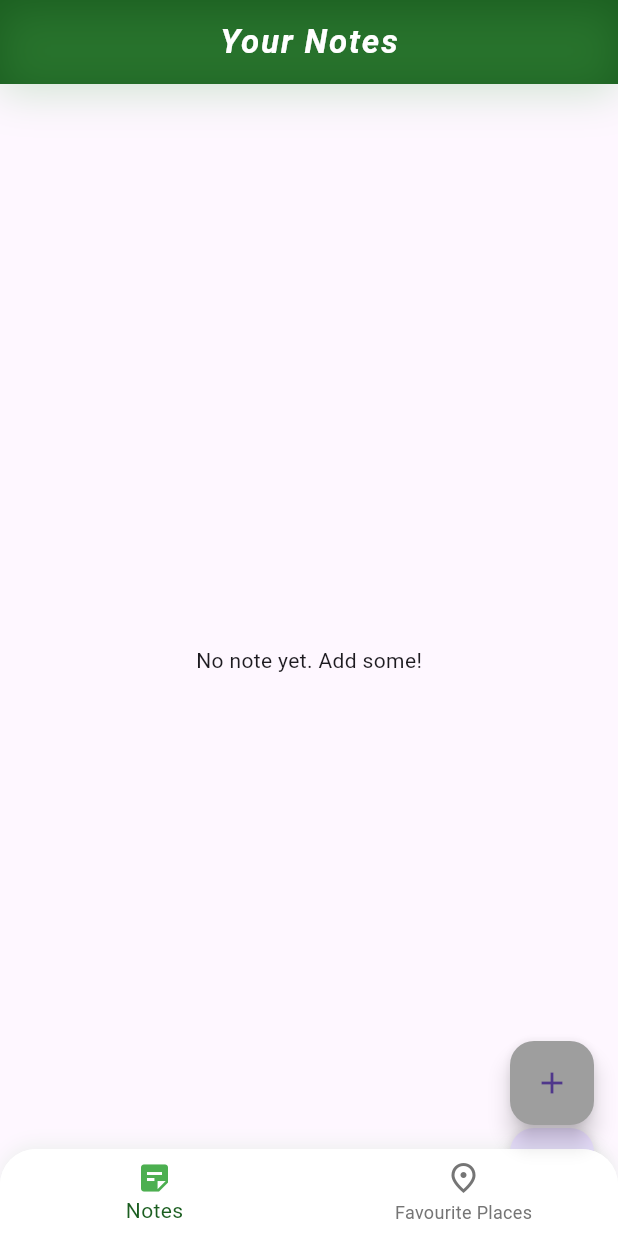
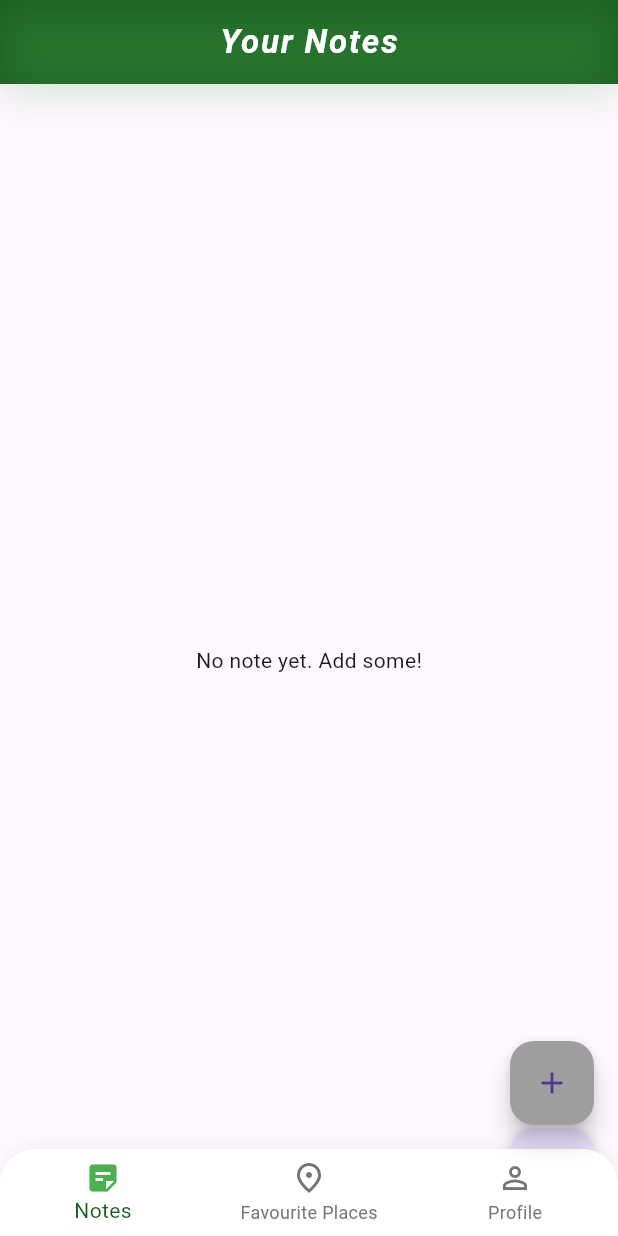
Before and after one commit to vannyhenry/places_notes, a Flutter app: the screen it shows once a user with an empty profile is signed in, on a phone screen of 412 x 824 dp. Run offline on Flutter 3.47's test engine with Material 3 defaults, Android fonts, the phone set to English and light mode, and no system bars; our stand-ins replace cloud_firestore, firebase_auth, firebase_core, firebase_storage, image_picker; accounts and stored records are empty; Roboto replaces fonts that are missing (TitilliumWeb).

Commit message:
FEAT: additional codes added

```diff
--- a/lib/src/screens/home_screen.dart
+++ b/lib/src/screens/home_screen.dart
@@ -2,6 +2,7 @@ import 'package:flutter/material.dart';
 import 'package:places_notes_app/src/screens/add_place_screen.dart';
 import 'package:places_notes_app/src/screens/favourite_places_list_screen.dart';
 import 'package:places_notes_app/src/screens/notes_screen.dart';
+import 'package:places_notes_app/src/screens/profile_screen.dart';
 
 class HomeScreen extends StatefulWidget {
   @override
@@ -14,6 +15,7 @@ class _HomeScreenState extends State<HomeScreen> {
   static final List<Widget> _widgetOptions = <Widget>[
     NotesScreen(),
     FavoritePlacesListScreen(),
+    ProfileScreen(),
   ];
 
   void _onItemTapped(int index) {
@@ -25,6 +27,7 @@ class _HomeScreenState extends State<HomeScreen> {
   final List<String> _titles = [
     'Your Notes',
     'Favourite Places',
+    'Profile',
   ];
 
   @override
@@ -124,6 +127,11 @@ class _HomeScreenState extends State<HomeScreen> {
                 activeIcon: Icon(Icons.place, color: Colors.green),
                 label: 'Favourite Places',
               ),
+              BottomNavigationBarItem(
+                icon: Icon(Icons.person_outline),
+                activeIcon: Icon(Icons.person, color: Colors.green),
+                label: 'Profile',
+              ),
             ],
             currentIndex: _selectedIndex,
             selectedItemColor: Colors.green[900],
--- a/lib/src/screens/profile_screen.dart
+++ b/lib/src/screens/profile_screen.dart
@@ -155,9 +155,6 @@ class _ProfileScreenState extends State<ProfileScreen> {
   @override
   Widget build(BuildContext context) {
     return Scaffold(
-      appBar: AppBar(
-        title: Text('Profile'),
-      ),
       body: _isLoading
           ? Center(child: CircularProgressIndicator())
           : SingleChildScrollView(
```
